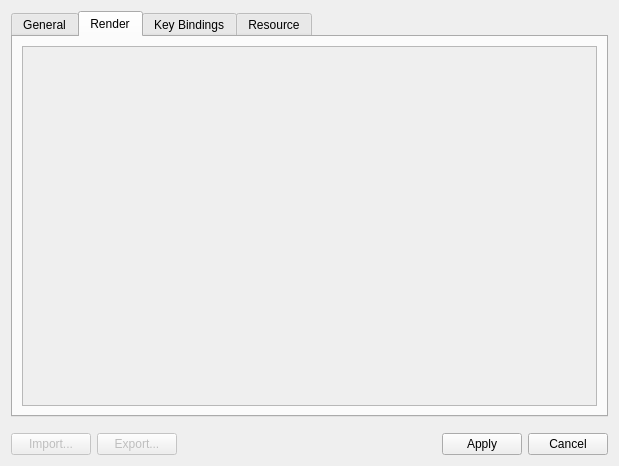
This is settings.ui in konstvest/ei_maper as Qt 5 draws it before an edit. The edited form follows.
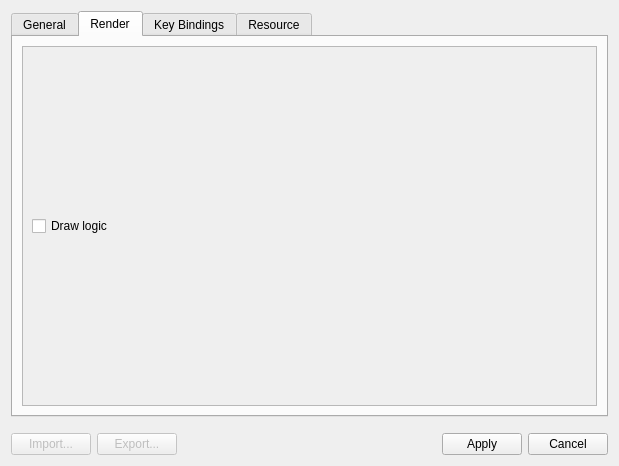
This is the edited form. The open tabs and pages were chosen to show the change.

```diff
--- a/settings.ui
+++ b/settings.ui
@@ -69,7 +69,15 @@
             <height>363</height>
            </rect>
           </property>
-          <layout class="QVBoxLayout" name="verticalLayout_2"/>
+          <layout class="QVBoxLayout" name="verticalLayout_2">
+           <item>
+            <widget class="QCheckBox" name="drawLogic">
+             <property name="text">
+              <string>Draw logic</string>
+             </property>
+            </widget>
+           </item>
+          </layout>
          </widget>
         </widget>
        </item>
```
Left out of the diff: 8 changed lines with no effect on the pictures.
